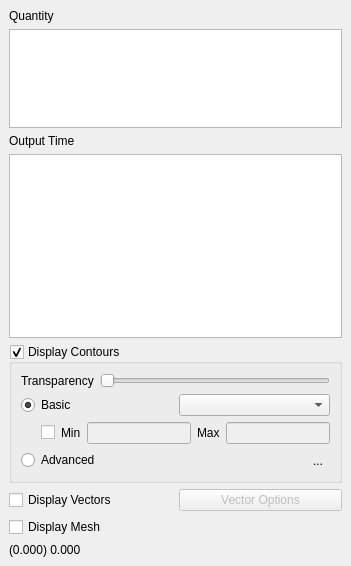
Old version of the form qgis_plugin/crayfish_viewer_dock_widget.ui in the repository lutraconsulting/qgis-crayfish-plugin.
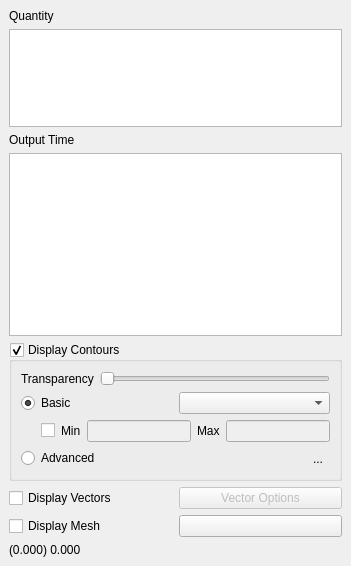
New version of the form. Custom widgets are drawn as their Qt base class.

Commit message: Allow changes to the mesh color

Diff of the .ui file:
```diff
--- a/qgis_plugin/crayfish_viewer_dock_widget.ui
+++ b/qgis_plugin/crayfish_viewer_dock_widget.ui
@@ -235,6 +235,9 @@
         </property>
        </widget>
       </item>
+      <item row="2" column="1">
+       <widget class="QgsColorButton" name="btnMeshColor"/>
+      </item>
      </layout>
     </item>
     <item>
@@ -259,6 +262,11 @@
    <extends>QComboBox</extends>
    <header>qgis.gui</header>
   </customwidget>
+  <customwidget>
+   <class>QgsColorButton</class>
+   <extends>QPushButton</extends>
+   <header>qgis.gui</header>
+  </customwidget>
  </customwidgets>
  <tabstops>
   <tabstop>listWidget</tabstop>
```
The commit also changes 7 other files.
